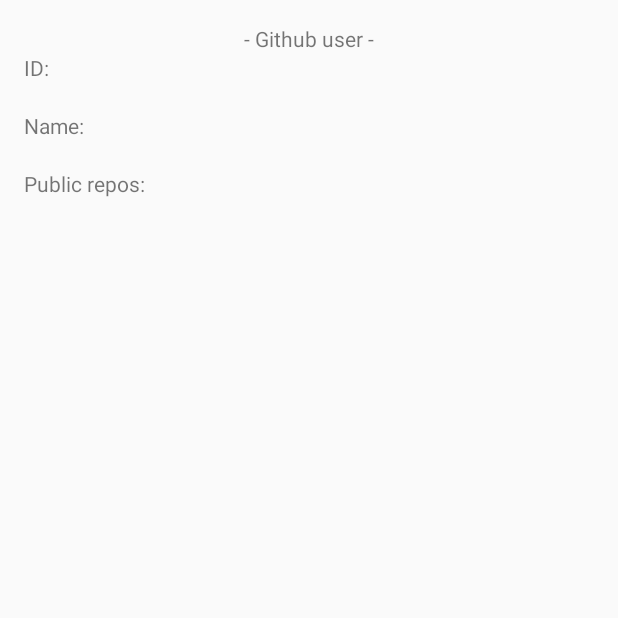
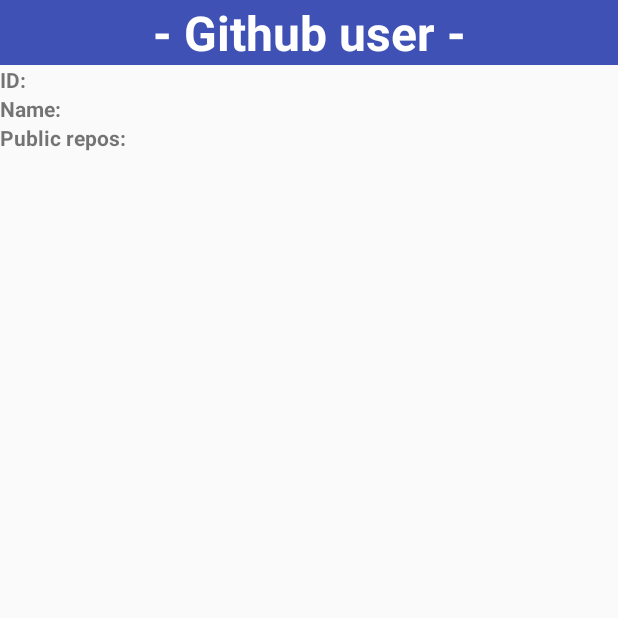
Before and after one commit to Rehlaender/Android-TrainGithubRestConsume, an Android app: the ShowGithubUser screen opened directly, with no data from a screen before it, on a phone screen of 412 x 824 dp, the top half of it. Run offline under Robolectric (Android 15) with nearby library versions, the phone set to English and light mode, and no system bars.

Commit message:
Add a color and changed the user display view

```diff
--- a/app/src/main/res/layout/activity_show_github_user.xml
+++ b/app/src/main/res/layout/activity_show_github_user.xml
@@ -1,57 +1,92 @@
 <?xml version="1.0" encoding="utf-8"?>
 <LinearLayout xmlns:android="http://schemas.android.com/apk/res/android"
     xmlns:tools="http://schemas.android.com/tools"
-    android:orientation="vertical"
     android:layout_width="match_parent"
     android:layout_height="match_parent"
-    android:paddingBottom="@dimen/activity_vertical_margin"
-    android:paddingLeft="@dimen/activity_horizontal_margin"
-    android:paddingRight="@dimen/activity_horizontal_margin"
-    android:paddingTop="@dimen/activity_vertical_margin"
+    android:orientation="vertical"
     tools:context="com.example.onix.traingithubrestapi.ShowGithubUser">
+
+    <LinearLayout
+        android:layout_width="match_parent"
+        android:layout_height="wrap_content"
+        android:background="@color/colorPrimary"
+        android:orientation="vertical">
 
         <TextView
             android:id="@+id/show_user_title"
             android:layout_width="match_parent"
             android:layout_height="wrap_content"
             android:text="@string/show_user_title"
-        android:textAlignment="center"/>
+            android:textAlignment="center"
+            android:textColor="@color/whiteColor"
+            android:textSize="@dimen/app_name_title"
+            android:textStyle="bold" />
+    </LinearLayout>
+
+    <LinearLayout
+        android:layout_width="match_parent"
+        android:layout_height="match_parent"
+        android:orientation="vertical">
+
+        <LinearLayout
+            android:layout_width="match_parent"
+            android:layout_height="wrap_content"
+            android:orientation="horizontal">
 
             <TextView
                 android:id="@+id/id_text"
+                android:textStyle="bold"
+                android:layout_width="wrap_content"
+                android:layout_height="wrap_content"
+                android:text="@string/id_text" />
+
+            <TextView
+                android:id="@+id/id_get"
+                android:layout_width="wrap_content"
+                android:layout_height="wrap_content"
+                android:text="@string/id_text_default" />
+
+        </LinearLayout>
+
+
+        <LinearLayout
             android:layout_width="match_parent"
             android:layout_height="wrap_content"
-        android:text="@string/id_text" />
-    <TextView
-        android:id="@+id/id_get"
-        android:layout_width="match_parent"
-        android:layout_height="wrap_content"
-        android:text="@string/id_text_default"/>
+            android:orientation="horizontal">
 
             <TextView
                 android:id="@+id/name_text"
-        android:text="@string/name_text"
-        android:layout_width="match_parent"
+                android:textStyle="bold"
+                android:layout_width="wrap_content"
                 android:layout_height="wrap_content"
-        />
+                android:text="@string/name_text" />
 
             <TextView
                 android:id="@+id/name_get"
-        android:text="@string/name_text_default"
-        android:layout_width="match_parent"
+                android:layout_width="wrap_content"
                 android:layout_height="wrap_content"
-        />
+                android:text="@string/name_text_default" />
+        </LinearLayout>
+
+
+        <LinearLayout
+            android:layout_width="wrap_content"
+            android:layout_height="wrap_content">
+
             <TextView
                 android:id="@+id/public_repos_text"
-        android:text="@string/public_repos_text"
-        android:layout_width="match_parent"
+                android:textStyle="bold"
+                android:layout_width="wrap_content"
                 android:layout_height="wrap_content"
-        />
+                android:text="@string/public_repos_text" />
 
             <TextView
                 android:id="@+id/public_repos_get"
-        android:text="@string/public_repos_text_default"
-        android:layout_width="match_parent"
+                android:layout_width="wrap_content"
                 android:layout_height="wrap_content"
-        />
+                android:text="@string/public_repos_text_default" />
         </LinearLayout>
+
+    </LinearLayout>
+
+</LinearLayout>
--- a/app/src/main/res/values/colors.xml
+++ b/app/src/main/res/values/colors.xml
@@ -3,4 +3,5 @@
     <color name="colorPrimary">#3F51B5</color>
     <color name="colorPrimaryDark">#303F9F</color>
     <color name="colorAccent">#FF4081</color>
+    <color name="whiteColor">#FFFFFF</color>
 </resources>
```
Lines whose indentation alone changed are shown as unchanged.
